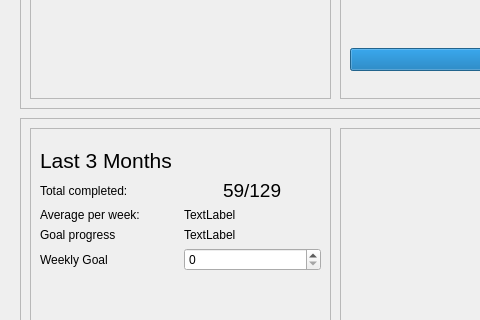
Qt form src/gui/ui/goalsview.ui (ravenvz/SprintTimer) before a commit; both pictures show x 0 to 480 and y 212 to 532 of the 1224 by 659 pixel window.
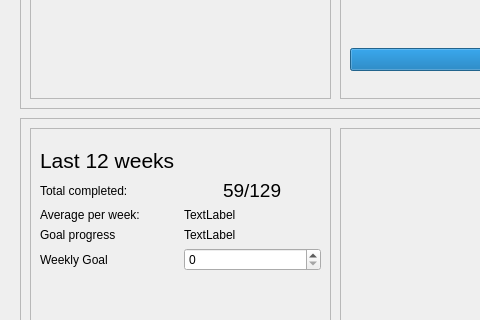
The same form after that commit.

Commit message:
Change label in goal view
* New label reflects more accurately what represented values are

Patch:
```diff
--- a/src/gui/ui/goalsview.ui
+++ b/src/gui/ui/goalsview.ui
@@ -151,7 +151,7 @@
        </font>
       </property>
       <property name="text">
-       <string>Last 3 Months</string>
+       <string>Last 12 weeks</string>
       </property>
      </widget>
     </item>
```
